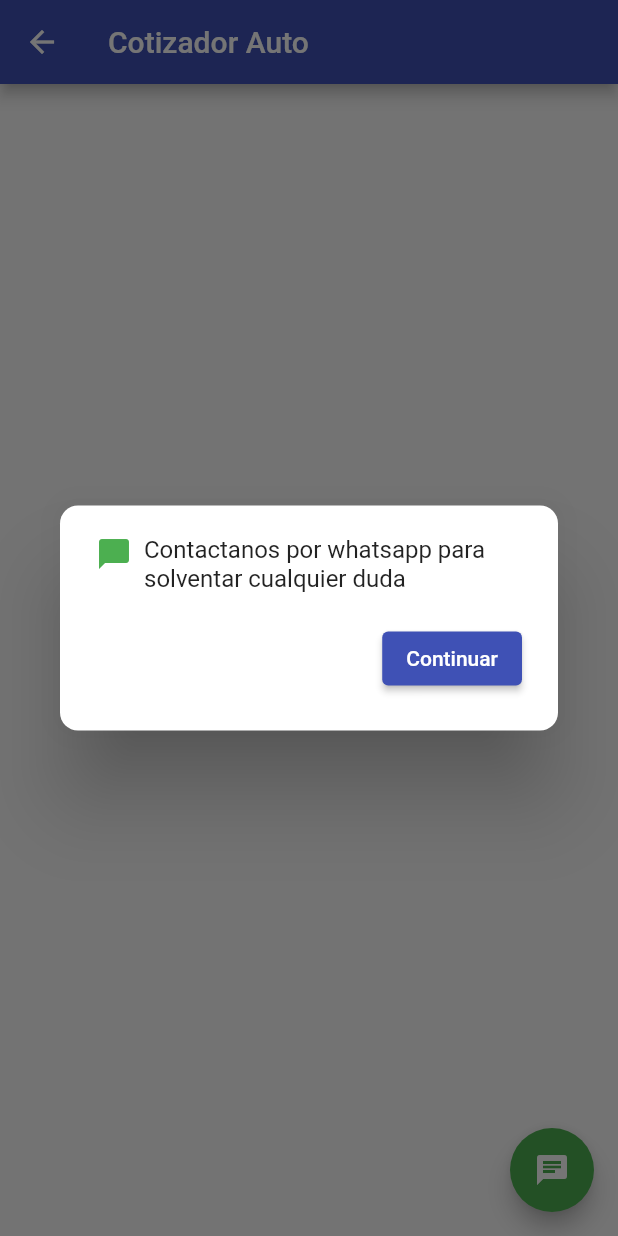
After one commit to danielmmerino/cotizador_broker, a Flutter app: the CotizadorAutoPage screen opened directly, after a tap on the "chat" icon, on a phone screen of 412 x 824 dp. The commit adds this screen. Run offline on Flutter 3.47's test engine with Material 2 defaults, Android fonts, the phone set to English and light mode, and no system bars; our stand-ins replace flutter_dotenv, shared_preferences; accounts and stored records are empty; network calls fail; statements that could not run were skipped.

Commit message:
Add cotizar button and screen

```diff
--- /dev/null
+++ b/lib/pages/cotizador_auto.dart
@@ -0,0 +1,21 @@
+import 'package:flutter/material.dart';
+import '../widgets/whatsapp_button.dart';
+
+class CotizadorAutoPage extends StatelessWidget {
+  const CotizadorAutoPage({super.key});
+
+  @override
+  Widget build(BuildContext context) {
+    return Scaffold(
+      appBar: AppBar(
+        title: const Text('Cotizador Auto'),
+      ),
+      floatingActionButton: const WhatsappButton(),
+      body: const SafeArea(
+        child: Center(
+          child: Text('Pantalla de cotizador de auto'),
+        ),
+      ),
+    );
+  }
+}
```
Also changed, not shown: lib/pages/preferencias_cotizador_auto.dart (+40 -4 lines).
